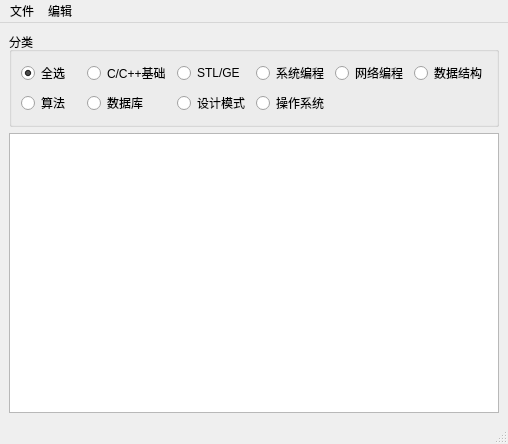
MarJoSong/Qt_Project, file Road2Offer/mainwindow.ui: the form before one commit.
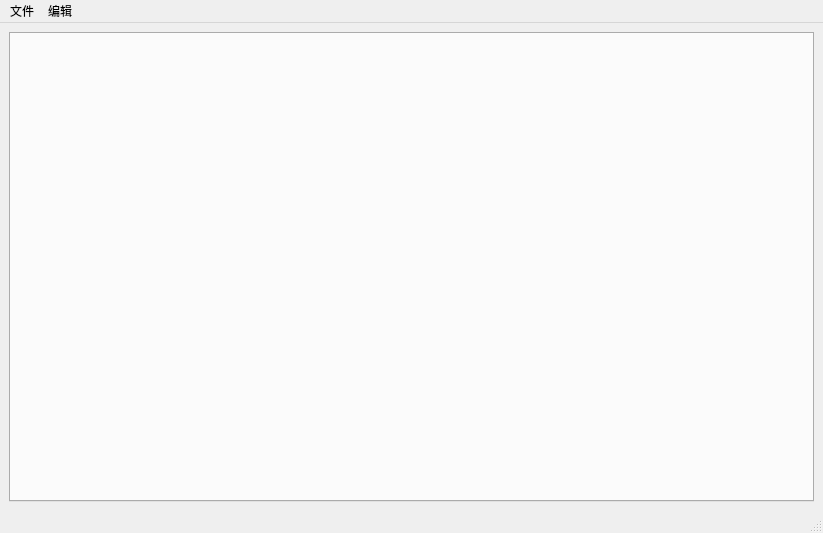
The form after the commit. Icons and pictures are not drawn.

What changed in the file:
```diff
--- a/Road2Offer/mainwindow.ui
+++ b/Road2Offer/mainwindow.ui
@@ -6,8 +6,8 @@
    <rect>
     <x>0</x>
     <y>0</y>
-    <width>508</width>
-    <height>444</height>
+    <width>823</width>
+    <height>533</height>
    </rect>
   </property>
   <property name="windowTitle">
@@ -18,89 +18,7 @@
     <item>
      <layout class="QVBoxLayout" name="verticalLayout">
       <item>
-       <widget class="QGroupBox" name="groupBox">
-        <property name="title">
-         <string>分类</string>
-        </property>
-        <layout class="QGridLayout" name="gridLayout">
-         <item row="0" column="6">
-          <widget class="QRadioButton" name="rbDataStru">
-           <property name="text">
-            <string>数据结构</string>
-           </property>
-          </widget>
-         </item>
-         <item row="0" column="4">
-          <widget class="QRadioButton" name="rbSystem">
-           <property name="text">
-            <string>系统编程</string>
-           </property>
-          </widget>
-         </item>
-         <item row="0" column="3">
-          <widget class="QRadioButton" name="rbAdvance">
-           <property name="text">
-            <string>STL/GE</string>
-           </property>
-          </widget>
-         </item>
-         <item row="0" column="1">
-          <widget class="QRadioButton" name="rbBasic">
-           <property name="text">
-            <string>C/C++基础</string>
-           </property>
-          </widget>
-         </item>
-         <item row="0" column="5">
-          <widget class="QRadioButton" name="rbNetwork">
-           <property name="text">
-            <string>网络编程</string>
-           </property>
-          </widget>
-         </item>
-         <item row="2" column="3">
-          <widget class="QRadioButton" name="rbDesignmode">
-           <property name="text">
-            <string>设计模式</string>
-           </property>
-          </widget>
-         </item>
-         <item row="2" column="1">
-          <widget class="QRadioButton" name="rbDatabase">
-           <property name="text">
-            <string>数据库</string>
-           </property>
-          </widget>
-         </item>
-         <item row="2" column="4">
-          <widget class="QRadioButton" name="rbOS">
-           <property name="text">
-            <string>操作系统</string>
-           </property>
-          </widget>
-         </item>
-         <item row="2" column="0">
-          <widget class="QRadioButton" name="rbAlgorithm">
-           <property name="text">
-            <string>算法</string>
-           </property>
-          </widget>
-         </item>
-         <item row="0" column="0">
-          <widget class="QRadioButton" name="rbAll">
-           <property name="text">
-            <string>全选</string>
-           </property>
-           <property name="checked">
-            <bool>true</bool>
-           </property>
-          </widget>
-         </item>
-        </layout>
-       </widget>
-      </item>
-      <item>
-       <widget class="QTableView" name="tableView"/>
+       <widget class="QTabWidget" name="tabWidget"/>
       </item>
      </layout>
     </item>
@@ -111,7 +29,7 @@
     <rect>
      <x>0</x>
      <y>0</y>
-     <width>508</width>
+     <width>823</width>
      <height>23</height>
     </rect>
    </property>
```
Left out of the diff: 20 changed lines with no effect on the pictures.
